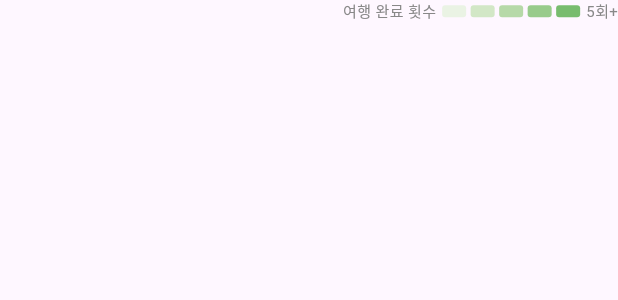
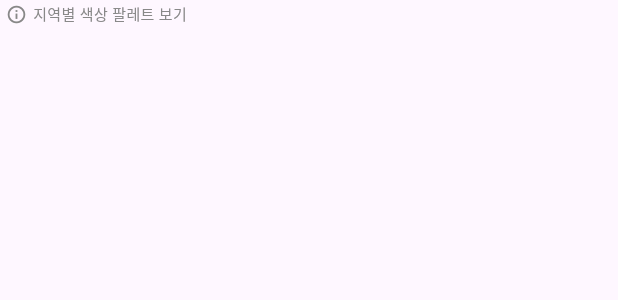
Before and after one commit to Rainbow-Developer/ColorTrip, a Flutter app: the MapLegend widget shown alone on an empty page, opened directly, on a phone screen of 412 x 824 dp. Shown: the top 300 px of the screen. Run offline on Flutter 3.47's test engine with Material 3 defaults, Android fonts, the phone set to English and light mode, and no system bars; our stand-ins replace cached_network_image, calendar_date_picker2, dio, flutter_riverpod, flutter_secure_storage, flutter_svg and 5 more; missing offline and left inert: kakao_flutter_sdk_user, mobile_scanner; accounts and stored records are empty.

Commit message:
feature(KAN-69): 지역별 색상 팔레트 안내 팝업 추가

```diff
--- a/frontend/lib/core/constants.dart
+++ b/frontend/lib/core/constants.dart
@@ -215,14 +215,3 @@ const Map<String, List<Color>> regionMapColors = {
     Color(0xFFE3D696),
   ],
 };
-
-/// 지도 범례([core/widgets/map_legend.dart]) 5단계 스와치 — 실제 지역 팔레트는 지역마다
-/// hue가 달라 대표색으로 못 쓰므로, 앱 기존 파스텔 그린 톤(splashCardBackground·
-/// questSelectedBg 계열)에 맞춘 별도 그라데이션을 쓴다(KAN-51).
-const List<Color> mapLegendColors = [
-  Color(0xFFEAF3E4),
-  Color(0xFFD2E7C6),
-  Color(0xFFB6D9A8),
-  Color(0xFF98CB8B),
-  Color(0xFF78BC6E),
-];
--- a/frontend/lib/core/widgets/map_legend.dart
+++ b/frontend/lib/core/widgets/map_legend.dart
@@ -1,46 +1,131 @@
 import 'package:flutter/material.dart';
 
+import '../../data/static/regions_data.dart';
 import '../constants.dart';
 
-/// 지도 색칠 범례 — 지도는 채도를 5단계로 양자화해서 칠하므로
-/// ([core/widgets/chungbuk_map.dart]의 mapFillColors, KAN-51) 그 5단계를 스와치로 보여준다.
-/// 실제 지역 팔레트는 지역마다 색조가 달라 대표색으로 쓸 수 없어, 범례 전용 파스텔 그린
-/// 톤([mapLegendColors])을 쓴다.
-///
-/// 스와치가 나타내는 값은 그 지역에서 **완료한 여행(여정) 수**다
-/// ([ProgressState.regionSaturation], [055-journey-map-coloring]) — 여행 1회가 한 단계씩
-/// 진해져 5회에 최대 채도가 되므로, 오른쪽 표기도 "5회+"로 맞춘다.
+/// 지도 색칠 범례 — 지역마다 팔레트가 달라([core/widgets/chungbuk_map.dart]의 mapFillColors,
+/// KAN-51) 대표색 하나로 보여줄 수 없다. 그래서 여기서는 아이콘 링크만 두고, 실제 지역별
+/// 팔레트는 [_RegionPaletteDialog] 팝업에서 보여준다.
 class MapLegend extends StatelessWidget {
   const MapLegend({super.key});
 
   @override
   Widget build(BuildContext context) {
-    return Row(
+    return InkWell(
+      borderRadius: BorderRadius.circular(8),
+      onTap: () => showDialog<void>(
+        context: context,
+        builder: (context) => const _RegionPaletteDialog(),
+      ),
+      child: const Padding(
+        padding: EdgeInsets.symmetric(horizontal: 4, vertical: 2),
+        child: Row(
+          mainAxisAlignment: MainAxisAlignment.end,
+          mainAxisSize: MainAxisSize.min,
+          children: [
+            Icon(
+              Icons.info_outline,
+              size: 14,
+              color: AppColors.tripMutedBadgeFg,
+            ),
+            SizedBox(width: 4),
+            Text(
+              '지역별 색상 팔레트 보기',
+              style: TextStyle(fontSize: 10, color: AppColors.tripMutedBadgeFg),
+            ),
+          ],
+        ),
+      ),
+    );
+  }
+}
+
+/// 지역별 색상 팔레트 팝업 — 지역 이름 옆에 그 지역의 5단계 팔레트를 보여준다.
+/// 팔레트 목록은 팝업 안에서 가운데 정렬하고, 제목은 그 목록의 지역 이름 위치에 맞춘다.
+class _RegionPaletteDialog extends StatelessWidget {
+  const _RegionPaletteDialog();
+
+  // 이름 SizedBox(48) + 간격(4) + 스와치 5개(28 + 오른쪽 여백 4)의 고정 폭.
+  static const _rowContentWidth = 48.0 + 4 + 5 * (28 + 4);
+
+  @override
+  Widget build(BuildContext context) {
+    return Dialog(
+      child: Padding(
+        padding: const EdgeInsets.fromLTRB(20, 8, 20, 36),
+        child: LayoutBuilder(
+          builder: (context, constraints) {
+            final titleIndent = ((constraints.maxWidth - _rowContentWidth) / 2)
+                .clamp(0.0, double.infinity);
+            return Column(
+              mainAxisSize: MainAxisSize.min,
+              crossAxisAlignment: CrossAxisAlignment.start,
+              children: [
+                Row(
                   mainAxisAlignment: MainAxisAlignment.end,
                   children: [
-        const Text(
-          '여행 완료 횟수',
-          style: TextStyle(fontSize: 10, color: AppColors.tripMutedBadgeFg),
+                    IconButton(
+                      icon: const Icon(Icons.close),
+                      padding: EdgeInsets.zero,
+                      constraints: const BoxConstraints(),
+                      onPressed: () => Navigator.of(context).pop(),
+                    ),
+                  ],
+                ),
+                const SizedBox(height: 4),
+                Padding(
+                  padding: EdgeInsets.only(left: titleIndent),
+                  child: const Text(
+                    '지역별 색상 팔레트',
+                    style: TextStyle(fontSize: 16, fontWeight: FontWeight.w700),
+                  ),
+                ),
+                const SizedBox(height: 12),
+                Flexible(
+                  child: SingleChildScrollView(
+                    child: Center(
+                      child: Column(
+                        mainAxisSize: MainAxisSize.min,
+                        children: [
+                          for (final region in kRegionsInMapOrder)
+                            Padding(
+                              padding: const EdgeInsets.symmetric(vertical: 9),
+                              child: Row(
+                                mainAxisSize: MainAxisSize.min,
+                                children: [
+                                  SizedBox(
+                                    width: 48,
+                                    child: Text(
+                                      region.name,
+                                      style: const TextStyle(fontSize: 12),
+                                    ),
                                   ),
                                   const SizedBox(width: 4),
-        for (final color in mapLegendColors)
+                                  for (final color in regionMapColors[region.id] ?? const <Color>[])
                                     Padding(
-            padding: const EdgeInsets.only(right: 3),
+                                      padding: const EdgeInsets.only(right: 4),
                                       child: Container(
-              width: 16,
-              height: 8,
+                                        width: 28,
+                                        height: 16,
                                         decoration: BoxDecoration(
                                           color: color,
-                borderRadius: BorderRadius.circular(2),
+                                          borderRadius: BorderRadius.circular(3),
                                         ),
                                       ),
                                     ),
-        const SizedBox(width: 1),
-        const Text(
-          '5회+',
-          style: TextStyle(fontSize: 10, color: AppColors.tripMutedBadgeFg),
+                                ],
+                              ),
+                            ),
+                        ],
+                      ),
+                    ),
+                  ),
                 ),
               ],
             );
+          },
+        ),
+      ),
+    );
   }
 }
```
Lines whose indentation alone changed are shown as unchanged.
